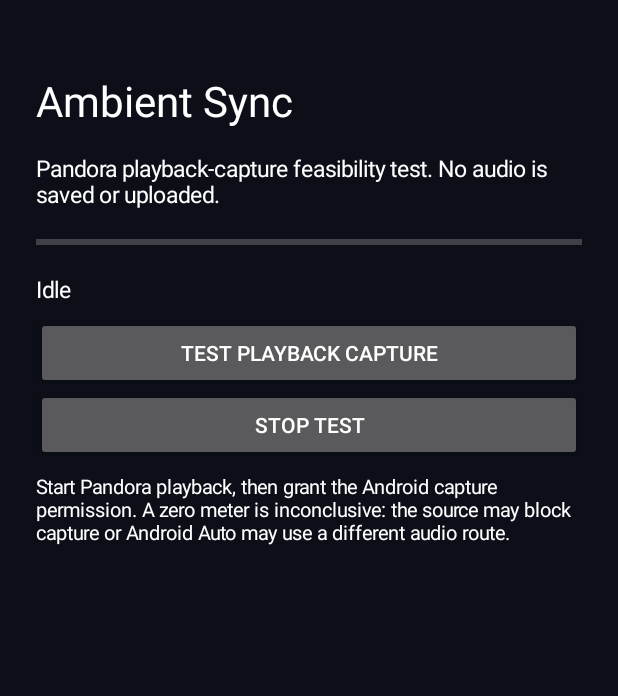
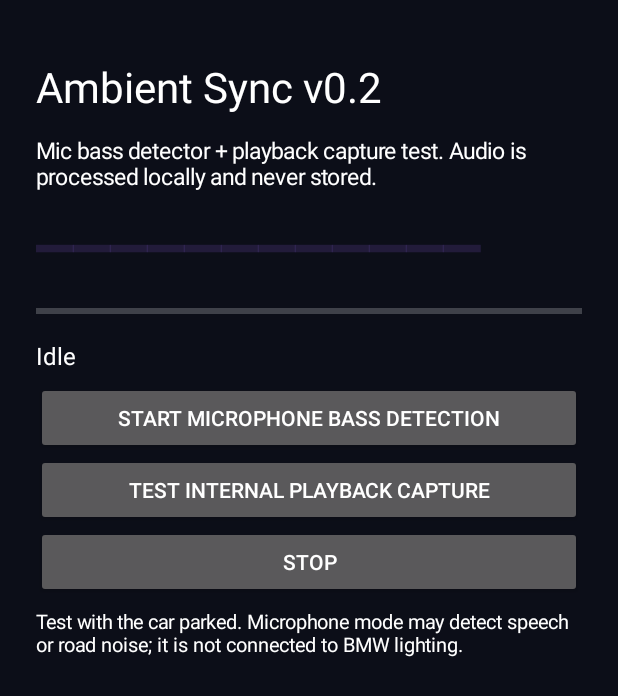
Before and after one commit to raz746/bmw-ambient-sync, an Android app: the screen it shows after launch (MainActivity), on a phone screen of 412 x 824 dp. Shown: the top 696 px of the screen. Run offline under Robolectric (Android 15) with nearby library versions, the phone set to English and light mode, and no system bars.

Commit message:
Add microphone mode and bass visualizer

```diff
--- a/android-companion/app/src/main/java/com/ambientsync/companion/MainActivity.kt
+++ b/android-companion/app/src/main/java/com/ambientsync/companion/MainActivity.kt
@@ -1,58 +1,86 @@
 package com.ambientsync.companion
 
+import android.Manifest
 import android.app.Activity
 import android.content.*
+import android.content.pm.PackageManager
+import android.graphics.Color
 import android.media.projection.MediaProjectionManager
 import android.os.Build
 import android.os.Bundle
 import android.widget.*
-import android.graphics.Color
 
 class MainActivity : Activity() {
-    private val requestCode = 42
+    private val captureRequest = 42
+    private val micRequest = 43
     private lateinit var meter: ProgressBar
     private lateinit var status: TextView
+    private lateinit var light: TextView
     private val updates = object : BroadcastReceiver() {
         override fun onReceive(context: Context?, intent: Intent?) {
             val value = intent?.getIntExtra("level", 0) ?: 0
+            val source = intent?.getStringExtra("source") ?: "Playback"
             meter.progress = value
-            status.text = "Captured audio level: $value% (0% may mean Pandora blocks capture)"
+            status.text = "$source intensity: $value%"
+            light.alpha = 0.15f + value / 118f
         }
     }
     override fun onCreate(savedInstanceState: Bundle?) {
         super.onCreate(savedInstanceState)
         val layout = LinearLayout(this).apply {
             orientation = LinearLayout.VERTICAL
-            setPadding(36, 60, 36, 24)
+            setPadding(36, 48, 36, 24)
             setBackgroundColor(Color.rgb(12, 14, 24))
         }
-        fun label(text: String, size: Float): TextView = TextView(this).apply {
-            this.text = text; textSize = size; setTextColor(Color.WHITE)
-            setPadding(0, 12, 0, 12)
+        fun label(value: String, size: Float): TextView = TextView(this).apply {
+            text = value; textSize = size; setTextColor(Color.WHITE)
+            setPadding(0, 10, 0, 10)
         }
-        layout.addView(label("Ambient Sync", 28f))
-        layout.addView(label("Pandora playback-capture feasibility test. No audio is saved or uploaded.", 15f))
+        layout.addView(label("Ambient Sync v0.2", 28f))
+        layout.addView(label("Mic bass detector + playback capture test. Audio is processed locally and never stored.", 15f))
+        light = label("━━━━━━━━━━━━", 35f).apply { setTextColor(Color.rgb(158, 109, 255)); alpha = 0.15f }
+        layout.addView(light)
         meter = ProgressBar(this, null, android.R.attr.progressBarStyleHorizontal).apply { max = 100 }
-        layout.addView(meter, LinearLayout.LayoutParams(-1, 40))
-        status = label("Idle", 15f)
+        layout.addView(meter, LinearLayout.LayoutParams(-1, 35))
+        status = label("Idle", 16f)
         layout.addView(status)
         layout.addView(Button(this).apply {
-            text = "Test playback capture"
+            text = "Start microphone bass detection"
             setOnClickListener {
-                val mgr = getSystemService(MEDIA_PROJECTION_SERVICE) as MediaProjectionManager
-                startActivityForResult(mgr.createScreenCaptureIntent(), requestCode)
+                stopService(Intent(this@MainActivity, CaptureService::class.java))
+                if (checkSelfPermission(Manifest.permission.RECORD_AUDIO) == PackageManager.PERMISSION_GRANTED) startMic()
+                else requestPermissions(arrayOf(Manifest.permission.RECORD_AUDIO), micRequest)
             }
         })
         layout.addView(Button(this).apply {
-            text = "Stop test"
+            text = "Test internal playback capture"
+            setOnClickListener {
+                stopService(Intent(this@MainActivity, MicService::class.java))
+                val mgr = getSystemService(MEDIA_PROJECTION_SERVICE) as MediaProjectionManager
+                startActivityForResult(mgr.createScreenCaptureIntent(), captureRequest)
+            }
+        })
+        layout.addView(Button(this).apply {
+            text = "Stop"
             setOnClickListener {
                 stopService(Intent(this@MainActivity, CaptureService::class.java))
-                meter.progress = 0
-                status.text = "Stopped"
+                stopService(Intent(this@MainActivity, MicService::class.java))
+                meter.progress = 0; light.alpha = 0.15f; status.text = "Stopped"
             }
         })
-        layout.addView(label("Start Pandora playback, then grant the Android capture permission. A zero meter is inconclusive: the source may block capture or Android Auto may use a different audio route.", 13f))
+        layout.addView(label("Test with the car parked. Microphone mode may detect speech or road noise; it is not connected to BMW lighting.", 13f))
         setContentView(layout)
+    }
+    private fun startMic() {
+        startForegroundService(Intent(this, MicService::class.java))
+        status.text = "Starting microphone detector…"
+    }
+    override fun onRequestPermissionsResult(requestCode: Int, permissions: Array<out String>, grantResults: IntArray) {
+        super.onRequestPermissionsResult(requestCode, permissions, grantResults)
+        if (requestCode == micRequest) {
+            if (grantResults.firstOrNull() == PackageManager.PERMISSION_GRANTED) startMic()
+            else status.text = "Microphone permission denied"
+        }
     }
     override fun onStart() {
         super.onStart()
@@ -60,23 +88,15 @@ class MainActivity : Activity() {
         if (Build.VERSION.SDK_INT >= 33) registerReceiver(updates, filter, RECEIVER_NOT_EXPORTED)
         else @Suppress("DEPRECATION") registerReceiver(updates, filter)
     }
-    override fun onStop() {
-        unregisterReceiver(updates)
-        super.onStop()
-    }
+    override fun onStop() { unregisterReceiver(updates); super.onStop() }
     @Deprecated("Android permission result callback for minimum SDK 29")
     override fun onActivityResult(requestCode: Int, resultCode: Int, data: Intent?) {
         super.onActivityResult(requestCode, resultCode, data)
-        if (requestCode != this.requestCode) return
-        if (resultCode != RESULT_OK || data == null) {
-            status.text = "Permission not granted"
-            return
-        }
-        val service = Intent(this, CaptureService::class.java).apply {
-            putExtra("resultCode", resultCode)
-            putExtra("resultData", data)
-        }
-        startForegroundService(service)
-        status.text = "Capture requested. Watch for meter activity."
+        if (requestCode != captureRequest) return
+        if (resultCode != RESULT_OK || data == null) { status.text = "Permission not granted"; return }
+        startForegroundService(Intent(this, CaptureService::class.java).apply {
+            putExtra("resultCode", resultCode); putExtra("resultData", data)
+        })
+        status.text = "Playback capture requested"
     }
 }
```
